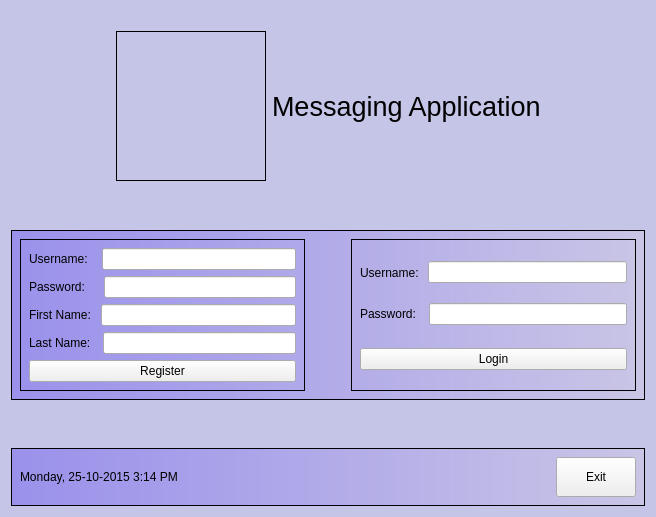
First picture: the form in loginScreen.ui, repository elroydsouza/MessagingApp-SDI, before the edit.
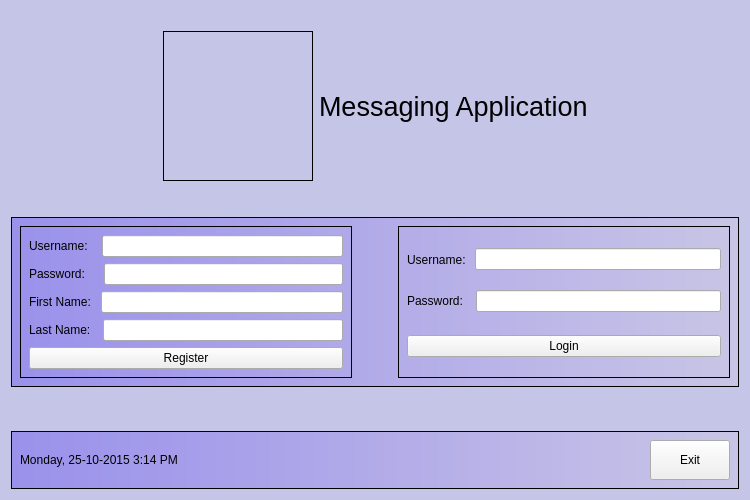
Second picture: the form after the edit.

Commit message: Implemented simple contact screen

Patch:
```diff
--- a/loginScreen.ui
+++ b/loginScreen.ui
@@ -6,8 +6,8 @@
    <rect>
     <x>0</x>
     <y>0</y>
-    <width>656</width>
-    <height>517</height>
+    <width>750</width>
+    <height>500</height>
    </rect>
   </property>
   <property name="windowTitle">
@@ -203,7 +203,11 @@
             </spacer>
            </item>
            <item>
-            <widget class="QLineEdit" name="registerPassword"/>
+            <widget class="QLineEdit" name="registerPassword">
+             <property name="echoMode">
+              <enum>QLineEdit::Password</enum>
+             </property>
+            </widget>
            </item>
           </layout>
          </item>
@@ -417,6 +421,9 @@
                <verstretch>0</verstretch>
               </sizepolicy>
              </property>
+             <property name="echoMode">
+              <enum>QLineEdit::Password</enum>
+             </property>
             </widget>
            </item>
           </layout>
```
The commit also changes 143 other files.
